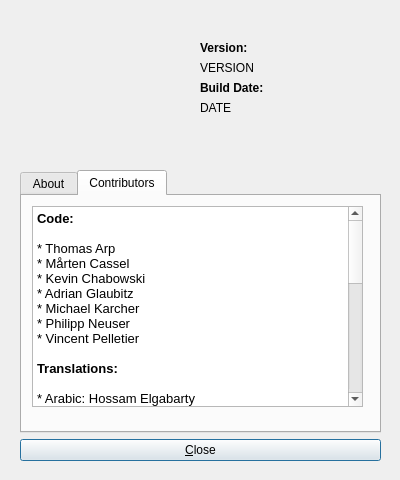
This is qhimdtransfer/qhimdaboutdialog.ui in linux-minidisc/linux-minidisc as Qt 5 draws it before an edit. The edited form follows.
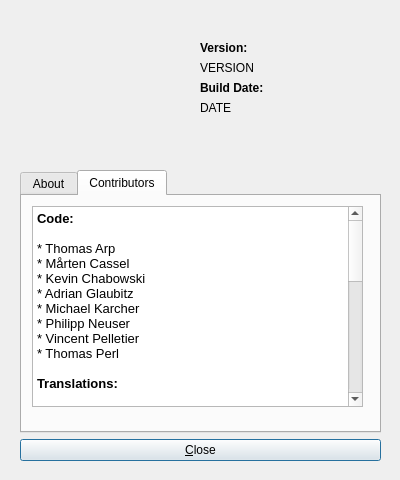
This is the edited form. The open tabs and pages were chosen to show the change. Icons and pictures are not drawn.

Commit message: Update about dialog credits list

Diff of the .ui file:
```diff
--- a/qhimdtransfer/qhimdaboutdialog.ui
+++ b/qhimdtransfer/qhimdaboutdialog.ui
@@ -139,6 +139,7 @@
 &lt;p style=&quot; margin-top:0px; margin-bottom:0px; margin-left:0px; margin-right:0px; -qt-block-indent:0; text-indent:0px;&quot;&gt;&lt;span style=&quot; font-family:'Sans'; font-size:10pt;&quot;&gt;* Michael Karcher&lt;/span&gt;&lt;/p&gt;
 &lt;p style=&quot; margin-top:0px; margin-bottom:0px; margin-left:0px; margin-right:0px; -qt-block-indent:0; text-indent:0px;&quot;&gt;&lt;span style=&quot; font-family:'Sans'; font-size:10pt;&quot;&gt;* Philipp Neuser&lt;/span&gt;&lt;/p&gt;
 &lt;p style=&quot; margin-top:0px; margin-bottom:0px; margin-left:0px; margin-right:0px; -qt-block-indent:0; text-indent:0px;&quot;&gt;&lt;span style=&quot; font-family:'Sans'; font-size:10pt;&quot;&gt;* Vincent Pelletier&lt;/span&gt;&lt;/p&gt;
+&lt;p style=&quot; margin-top:0px; margin-bottom:0px; margin-left:0px; margin-right:0px; -qt-block-indent:0; text-indent:0px;&quot;&gt;&lt;span style=&quot; font-family:'Sans'; font-size:10pt;&quot;&gt;* Thomas Perl&lt;/span&gt;&lt;/p&gt;
 &lt;p style=&quot;-qt-paragraph-type:empty; margin-top:0px; margin-bottom:0px; margin-left:0px; margin-right:0px; -qt-block-indent:0; text-indent:0px; font-family:'Sans'; font-size:10pt;&quot;&gt;&lt;/p&gt;
 &lt;p style=&quot; margin-top:0px; margin-bottom:0px; margin-left:0px; margin-right:0px; -qt-block-indent:0; text-indent:0px;&quot;&gt;&lt;span style=&quot; font-family:'Sans'; font-size:10pt; font-weight:600;&quot;&gt;Translations:&lt;/span&gt;&lt;/p&gt;
 &lt;p style=&quot;-qt-paragraph-type:empty; margin-top:0px; margin-bottom:0px; margin-left:0px; margin-right:0px; -qt-block-indent:0; text-indent:0px; font-family:'Sans'; font-size:10pt; font-weight:600;&quot;&gt;&lt;/p&gt;
```
